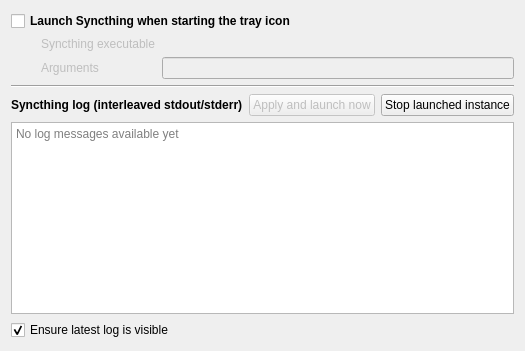
Qt form widgets/settings/launcheroptionpage.ui (Martchus/syncthingtray) before a commit.
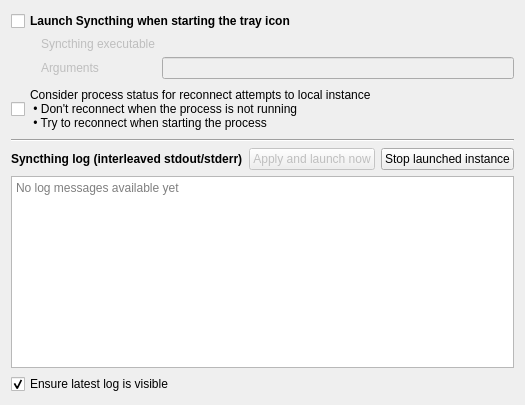
The same form after that commit. Icons and pictures are not drawn. Custom widgets are drawn as their Qt base class.

Commit message:
Make considering launcher for reconnects configurable
Similar to the systemd configuration

Diff of the .ui file:
```diff
--- a/widgets/settings/launcheroptionpage.ui
+++ b/widgets/settings/launcheroptionpage.ui
@@ -60,6 +60,15 @@
      </layout>
     </widget>
    </item>
+   <item>
+    <widget class="QCheckBox" name="considerForReconnectCheckBox">
+     <property name="text">
+      <string>Consider process status for reconnect attempts to local instance
+ • Don't reconnect when the process is not running
+ • Try to reconnect when starting the process</string>
+     </property>
+    </widget>
+   </item>
    <item>
     <widget class="Line" name="line">
      <property name="sizePolicy">
```
The commit also changes 4 other files.
